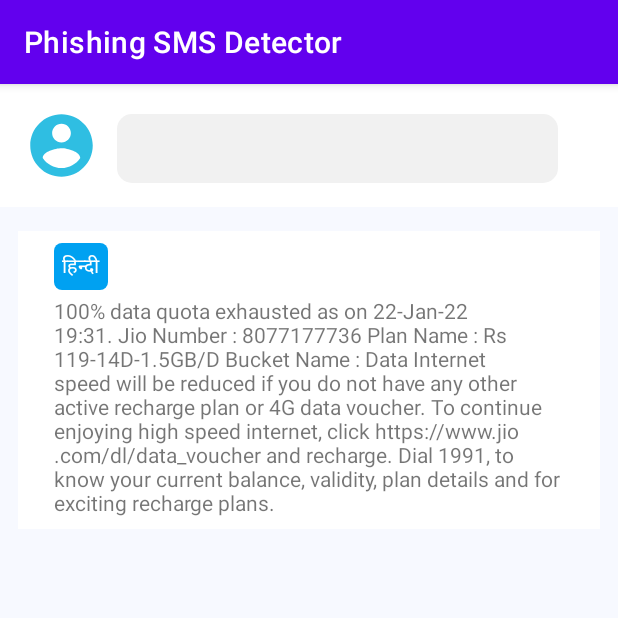
After one commit to The-Fuse/SMS-Phishing-Detection, an Android app: the fragment MessageDetailsFragment placed in its activity, on a phone screen of 412 x 824 dp, the top half of it. The commit adds this screen. Run offline under Robolectric (Android 15) with nearby library versions, the phone set to English and light mode, and no system bars; our stand-ins replace data binding; 8 statements that could not run were skipped.

Commit message:
Added MessageDetailsFragment.kt

```diff
--- a/app/build.gradle
+++ b/app/build.gradle
@@ -4,6 +4,7 @@ plugins {
     id 'kotlin-kapt'
     id 'kotlin-android-extensions'
     id 'androidx.navigation.safeargs.kotlin'
+    id 'com.google.gms.google-services'
 }
 
 android {
@@ -79,4 +80,14 @@ dependencies {
     implementation "androidx.room:room-ktx:$room_version"
     kapt "androidx.room:room-compiler:2.4.1"
 
+    // Import the Firebase BoM
+    implementation platform('com.google.firebase:firebase-bom:29.0.4')
+
+    // firebase analytics
+    implementation 'com.google.firebase:firebase-analytics-ktx'
+
+    // firebase language
+    implementation 'com.google.firebase:firebase-ml-natural-language:22.0.0'
+    implementation 'com.google.firebase:firebase-ml-natural-language-translate-model:20.0.8'
+
 }
--- /dev/null
+++ b/app/src/main/java/com/solvabit/phishingsmsdetector/screens/details/MessageDetailsFragment.kt
@@ -0,0 +1,31 @@
+package com.solvabit.phishingsmsdetector.screens.details
+
+import android.os.Bundle
+import androidx.fragment.app.Fragment
+import android.view.LayoutInflater
+import android.view.View
+import android.view.ViewGroup
+import androidx.lifecycle.ViewModelProvider
+import androidx.navigation.fragment.navArgs
+import com.solvabit.phishingsmsdetector.R
+import com.solvabit.phishingsmsdetector.databinding.FragmentMessageDetailsBinding
+
+class MessageDetailsFragment : Fragment() {
+
+    private lateinit var binding: FragmentMessageDetailsBinding
+    private lateinit var viewModel: MessageDetailsViewModel
+    val args: MessageDetailsFragmentArgs by navArgs()
+    override fun onCreateView(
+        inflater: LayoutInflater, container: ViewGroup?,
+        savedInstanceState: Bundle?
+    ): View? {
+        binding = FragmentMessageDetailsBinding.inflate(layoutInflater)
+        val messageDetailsViewModelFactory = MessageDetailsViewModelFactory(args.message)
+        viewModel = ViewModelProvider(this, messageDetailsViewModelFactory)[MessageDetailsViewModel::class.java]
+        binding.message = args.message
+        binding.viewModel = viewModel
+        binding.lifecycleOwner = this
+
+        return binding.root
+    }
+}
--- /dev/null
+++ b/app/src/main/java/com/solvabit/phishingsmsdetector/screens/details/MessageDetailsViewModel.kt
@@ -0,0 +1,15 @@
+package com.solvabit.phishingsmsdetector.screens.details
+
+import androidx.lifecycle.ViewModel
+import com.solvabit.phishingsmsdetector.models.Message
+
+class MessageDetailsViewModel(val message: Message): ViewModel() {
+
+    init {
+        initializeTranslation()
+    }
+
+    private fun initializeTranslation() {
+        TODO("Not yet implemented")
+    }
+}
--- /dev/null
+++ b/app/src/main/java/com/solvabit/phishingsmsdetector/screens/details/MessageDetailsViewModelFactory.kt
@@ -0,0 +1,14 @@
+package com.solvabit.phishingsmsdetector.screens.details
+
+import androidx.lifecycle.ViewModel
+import androidx.lifecycle.ViewModelProvider
+import com.solvabit.phishingsmsdetector.models.Message
+import java.lang.IllegalArgumentException
+
+class MessageDetailsViewModelFactory(private val message: Message): ViewModelProvider.Factory {
+    override fun <T : ViewModel> create(modelClass: Class<T>): T {
+        if(modelClass.isAssignableFrom(MessageDetailsViewModel::class.java))
+            return MessageDetailsViewModel(message) as T
+        throw IllegalArgumentException("Unknown ViewModel Class")
+    }
+}
--- a/app/src/main/java/com/solvabit/phishingsmsdetector/screens/messages/MessagesFragment.kt
+++ b/app/src/main/java/com/solvabit/phishingsmsdetector/screens/messages/MessagesFragment.kt
@@ -11,6 +11,7 @@ import androidx.navigation.fragment.navArgs
 import com.solvabit.phishingsmsdetector.databinding.FragmentMessagesBinding
 import java.text.SimpleDateFormat
 import androidx.lifecycle.Observer
+import androidx.navigation.fragment.findNavController
 import java.util.*
 
 
@@ -30,7 +31,7 @@ class MessagesFragment : Fragment() {
         binding.viewModel = viewModel
 
         val adapter = AllMessagesAdapter(MessagesListener {
-            Toast.makeText(context, "${getDateTime(it.date.toString())}", Toast.LENGTH_SHORT).show()
+            this.findNavController().navigate(MessagesFragmentDirections.actionMessagesFragmentToMessageDetailsFragment(it))
         })
         binding.recyclerAllMessages.adapter = adapter
         viewModel.allMessages.observe(viewLifecycleOwner, Observer {
--- a/settings.gradle
+++ b/app/src/main/res/drawable/hindi_bg.xml
@@ -1,10 +1,9 @@
-dependencyResolutionManagement {
-    repositoriesMode.set(RepositoriesMode.FAIL_ON_PROJECT_REPOS)
-    repositories {
-        google()
-        mavenCentral()
-        jcenter() // Warning: this repository is going to shut down soon
-    }
-}
-rootProject.name = "Phishing SMS Detector"
-include ':app'
+<?xml version="1.0" encoding="utf-8"?>
+<layer-list xmlns:android="http://schemas.android.com/apk/res/android">
+    <item>
+        <shape android:shape="rectangle">
+            <solid android:color="#00A1F1" />
+            <corners android:radius="5dp"/>
+        </shape>
+    </item>
+</layer-list>
--- /dev/null
+++ b/app/src/main/res/layout/fragment_message_details.xml
@@ -0,0 +1,82 @@
+<?xml version="1.0" encoding="utf-8"?>
+<layout xmlns:android="http://schemas.android.com/apk/res/android"
+    xmlns:tools="http://schemas.android.com/tools"
+    xmlns:app="http://schemas.android.com/apk/res-auto">
+
+    <data>
+        <variable
+            name="message"
+            type="com.solvabit.phishingsmsdetector.models.Message" />
+        <variable
+            name="viewModel"
+            type="com.solvabit.phishingsmsdetector.screens.details.MessageDetailsViewModel" />
+    </data>
+
+    <androidx.constraintlayout.widget.ConstraintLayout
+        android:layout_width="match_parent"
+        android:layout_height="match_parent"
+        tools:context=".screens.details.MessageDetailsFragment">
+
+        <include
+            android:id="@+id/include"
+            layout="@layout/message_card"
+            android:layout_width="match_parent"
+            android:layout_height="wrap_content"
+            android:layout_marginTop="16dp"
+            app:layout_constraintEnd_toEndOf="parent"
+            app:layout_constraintStart_toStartOf="parent"
+            app:layout_constraintTop_toTopOf="parent"
+            app:message="@{message}" />
+
+        <androidx.constraintlayout.widget.ConstraintLayout
+            android:layout_width="match_parent"
+            android:layout_height="0dp"
+            android:layout_marginTop="16dp"
+            android:background="@color/light_background"
+            app:layout_constraintBottom_toBottomOf="parent"
+            app:layout_constraintEnd_toEndOf="parent"
+            app:layout_constraintStart_toStartOf="parent"
+            app:layout_constraintTop_toBottomOf="@+id/include">
+
+            <androidx.constraintlayout.widget.ConstraintLayout
+                android:id="@+id/hindi_constraint_layout"
+                android:layout_width="match_parent"
+                android:layout_height="wrap_content"
+                android:background="@color/white"
+                android:layout_marginTop="16dp"
+                android:layout_marginStart="12dp"
+                android:layout_marginEnd="12dp"
+                android:padding="8dp"
+                app:layout_constraintEnd_toEndOf="parent"
+                app:layout_constraintStart_toStartOf="parent"
+                app:layout_constraintTop_toTopOf="parent">
+
+                <TextView
+                    android:id="@+id/textView"
+                    android:layout_width="wrap_content"
+                    android:layout_height="wrap_content"
+                    android:layout_marginStart="16dp"
+                    android:background="@drawable/hindi_bg"
+                    android:padding="5dp"
+                    android:text="@string/hindi"
+                    android:textColor="@color/white"
+                    android:textSize="13sp"
+                    app:layout_constraintStart_toStartOf="parent"
+                    app:layout_constraintTop_toTopOf="parent" />
+
+                <TextView
+                    android:layout_width="0dp"
+                    android:layout_height="wrap_content"
+                    android:layout_marginEnd="16dp"
+                    android:text="@string/temp_msg"
+                    android:layout_marginTop="4dp"
+                    app:layout_constraintEnd_toEndOf="parent"
+                    app:layout_constraintStart_toStartOf="@+id/textView"
+                    app:layout_constraintTop_toBottomOf="@+id/textView" />
+
+            </androidx.constraintlayout.widget.ConstraintLayout>
+
+        </androidx.constraintlayout.widget.ConstraintLayout>
+
+    </androidx.constraintlayout.widget.ConstraintLayout>
+</layout>
--- a/app/src/main/res/navigation/main_nav_graph.xml
+++ b/app/src/main/res/navigation/main_nav_graph.xml
@@ -22,5 +22,17 @@
         <argument
             android:name="messages"
             app:argType="com.solvabit.phishingsmsdetector.models.Message[]" />
+        <action
+            android:id="@+id/action_messagesFragment_to_messageDetailsFragment"
+            app:destination="@id/messageDetailsFragment" />
+    </fragment>
+    <fragment
+        android:id="@+id/messageDetailsFragment"
+        android:name="com.solvabit.phishingsmsdetector.screens.details.MessageDetailsFragment"
+        android:label="MessageDetailsFragment"
+        tools:layout="@layout/fragment_message_details">
+        <argument
+            android:name="message"
+            app:argType="com.solvabit.phishingsmsdetector.models.Message" />
     </fragment>
 </navigation>
--- a/app/src/main/res/values/colors.xml
+++ b/app/src/main/res/values/colors.xml
@@ -7,4 +7,7 @@
     <color name="teal_700">#FF018786</color>
     <color name="black">#FF000000</color>
     <color name="white">#FFFFFFFF</color>
+
+    <color name="light_background">#F7F9FF</color>
+
 </resources>
--- a/app/src/main/res/values/strings.xml
+++ b/app/src/main/res/values/strings.xml
@@ -3,4 +3,5 @@
     <!-- TODO: Remove or change this placeholder text -->
     <string name="hello_blank_fragment">Hello blank fragment</string>
     <string name="temp_msg">100% data quota exhausted as on 22-Jan-22 19:31. Jio Number : 8077177736 Plan Name : Rs 119-14D-1.5GB/D Bucket Name : Data  Internet speed will be reduced if you do not have any other active recharge plan or 4G data voucher. To continue enjoying high speed internet, click https://www.jio.com/dl/data_voucher and recharge. Dial 1991, to know your current balance, validity, plan details and for exciting recharge plans.</string>
+    <string name="hindi">हिन्दी</string>
 </resources>
--- a/build.gradle
+++ b/build.gradle
@@ -11,6 +11,8 @@ buildscript {
         // SafeArgs
         classpath "androidx.navigation:navigation-safe-args-gradle-plugin:$nav_version"
 
+        classpath 'com.google.gms:google-services:4.3.10'
+
         // NOTE: Do not place your application dependencies here; they belong
         // in the individual module build.gradle files
     }
```
Also changed, not shown: 1 other file.
